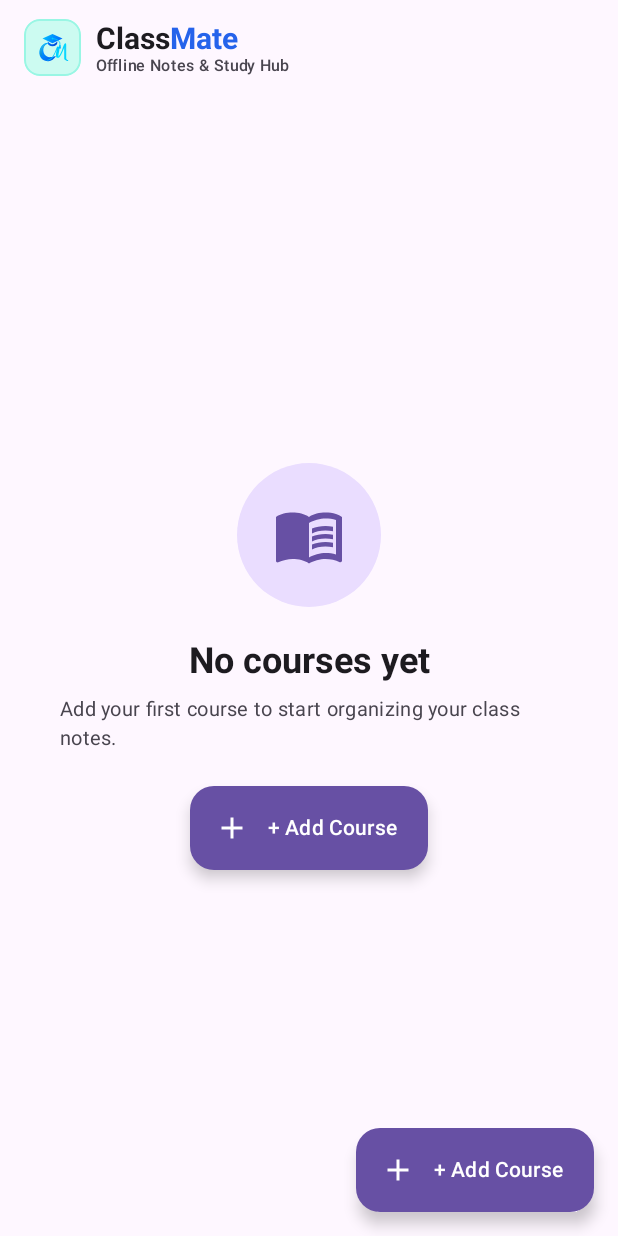
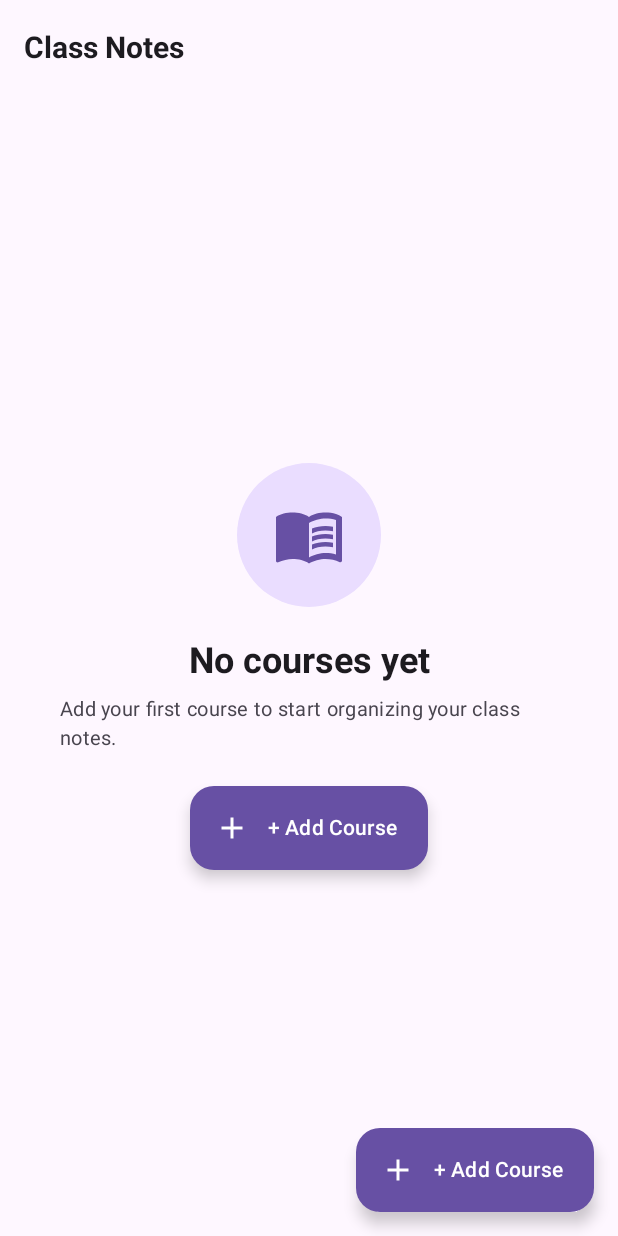
Before and after one commit to ssadman133-commits/ClassMate--, an Android app built with Jetpack Compose: the composable HomeScreen called with empty values, on a phone screen of 412 x 824 dp. Run offline under Robolectric (Android 15) with nearby library versions, the light colour scheme and no system bars; 28 statements that could not run were skipped.

Commit message:
refactor: improve UI consistency and edge-to-edge layout
- Enable edge-to-edge content display in MainActivity
- Standardize branding and header text across main screens

```diff
--- a/app/src/main/java/com/example/MainActivity.kt
+++ b/app/src/main/java/com/example/MainActivity.kt
@@ -22,6 +22,7 @@
 import androidx.compose.animation.togetherWith
 import androidx.compose.foundation.isSystemInDarkTheme
 import androidx.compose.foundation.layout.Box
+import androidx.compose.foundation.layout.WindowInsets
 import androidx.compose.foundation.layout.fillMaxSize
 import androidx.compose.foundation.layout.padding
 import androidx.compose.material3.Scaffold
@@ -254,6 +255,7 @@
 
     Scaffold(
         modifier = Modifier.fillMaxSize(),
+        contentWindowInsets = WindowInsets(0, 0, 0, 0),
         snackbarHost = { SnackbarHost(snackbarHostState) }
     ) { innerPadding ->
         Box(
--- a/app/src/main/java/com/example/ui/screens/HomeScreen.kt
+++ b/app/src/main/java/com/example/ui/screens/HomeScreen.kt
@@ -94,34 +94,12 @@
                     }
                 },
                 title = {
-                    Row(
-                        verticalAlignment = Alignment.CenterVertically,
-                        horizontalArrangement = Arrangement.spacedBy(10.dp)
-                    ) {
-                        com.example.ui.components.ClassMateAppLogo(size = 38.dp)
-                        val isDark = MaterialTheme.colorScheme.background.luminance() < 0.5f
-                        Column {
-                            Row(verticalAlignment = Alignment.CenterVertically) {
-                                Text(
-                                    text = "Class",
-                                    style = MaterialTheme.typography.titleLarge,
-                                    fontWeight = FontWeight.Bold,
-                                    color = MaterialTheme.colorScheme.onBackground
-                                )
-                                Text(
-                                    text = "Mate",
-                                    style = MaterialTheme.typography.titleLarge,
-                                    fontWeight = FontWeight.Bold,
-                                    color = if (isDark) Color(0xFF60A5FA) else Color(0xFF2563EB)
-                                )
-                            }
-                            Text(
-                                text = "Offline Notes & Study Hub",
-                                style = MaterialTheme.typography.labelSmall,
-                                color = MaterialTheme.colorScheme.onSurfaceVariant
-                            )
-                        }
-                    }
+                    Text(
+                        text = "Class Notes",
+                        style = MaterialTheme.typography.titleLarge,
+                        fontWeight = FontWeight.Bold,
+                        color = MaterialTheme.colorScheme.onBackground
+                    )
                 },
                 actions = {
                     if (onImportSharedNote != null) {
```
Also changed, not shown: app/src/main/java/com/example/ui/screens/MainDashboardScreen.kt (+10 -6 lines).
